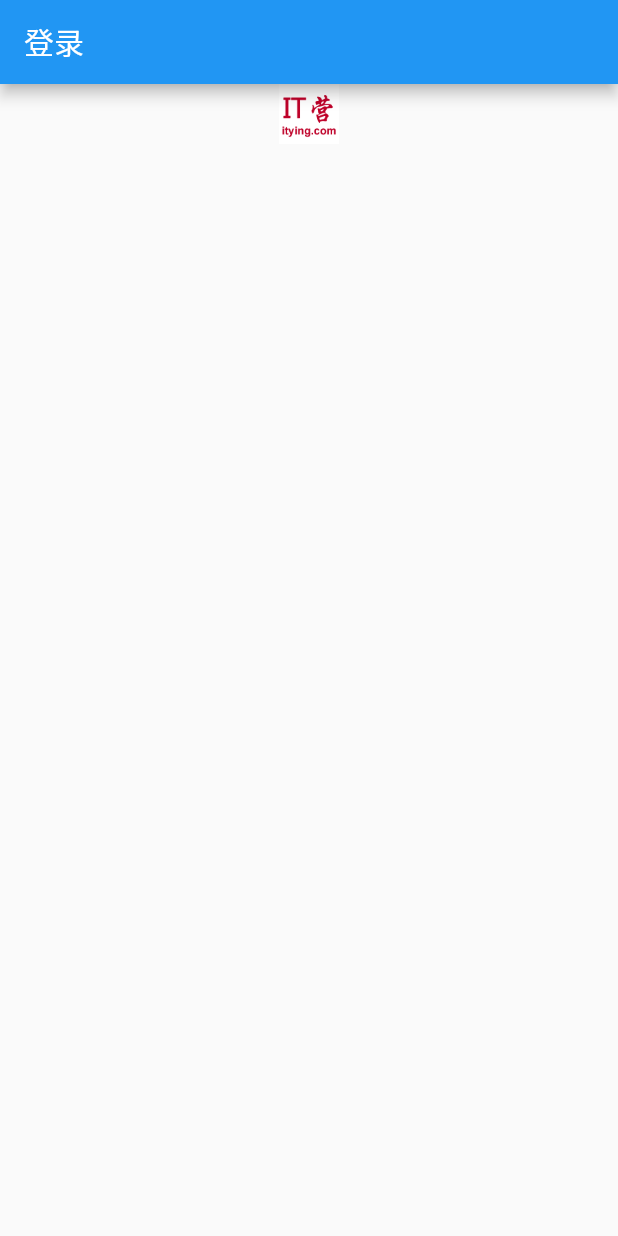
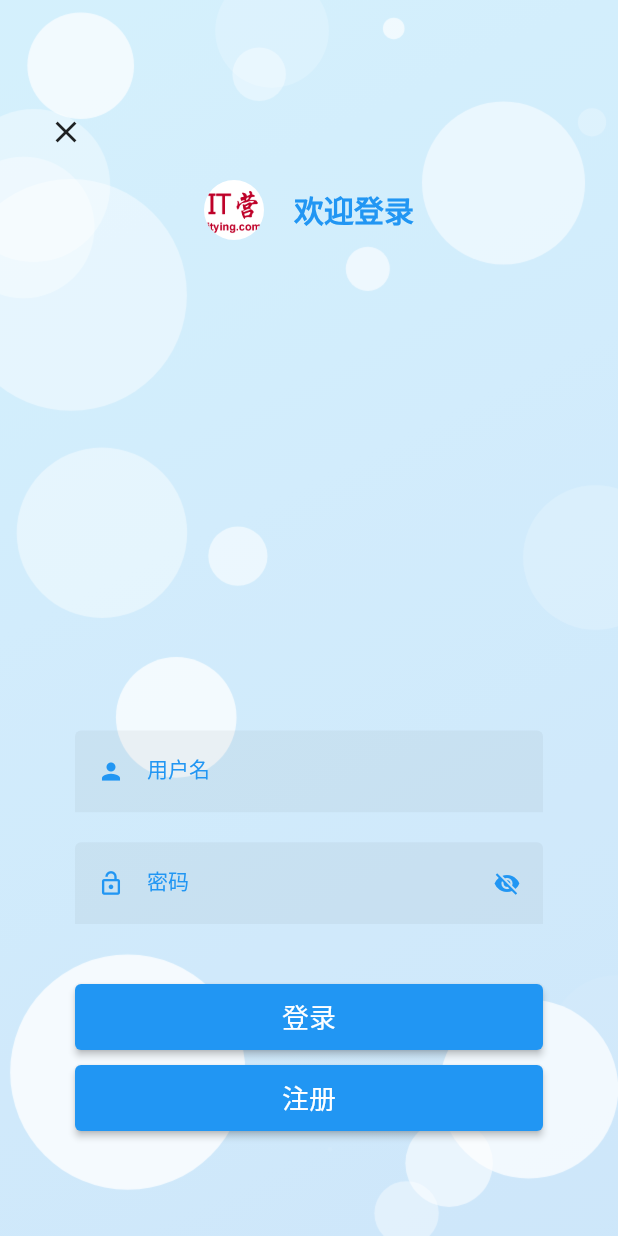
Before and after one commit to c1earlove/flutter_ho, a Flutter app: the LoginPage screen opened directly, on a phone screen of 412 x 824 dp. Run offline on Flutter 3.47's test engine with Material 2 defaults, Android fonts, the phone set to English and light mode, and no system bars; our stand-ins replace permission_handler, shared_preferences, stack_trace, video_player, webview_flutter; accounts and stored records are empty.

Commit message:
登录页面 输入框 背景

```diff
--- /dev/null
+++ b/flutter_ho/lib/src/custom_widget/custom_textfield_widget.dart
@@ -0,0 +1,101 @@
+import 'package:flutter/material.dart';
+
+class CustomTextFieldWidget extends StatelessWidget {
+  /// 占位提示文本
+  final String hintText;
+
+  /// 输入框前置图标
+  final IconData prefixIconData;
+
+  /// 输入框后置图标
+  final IconData suffixIconData;
+
+  /// 是否隐藏文本
+  final bool obscureText;
+
+  /// 输入实时回调
+  final Function(String value) onChanged;
+
+  ///
+  final TextEditingController controller;
+
+  ///
+  final FocusNode focusNode;
+
+  /// 提交
+  final Function(String value) submit;
+
+  /// 右侧小图标点击事件
+  final Function() rightIconTap;
+
+  const CustomTextFieldWidget({
+    Key key,
+    this.hintText,
+    this.prefixIconData,
+    this.suffixIconData,
+    this.obscureText = false,
+    this.onChanged,
+    this.controller,
+    this.focusNode,
+    this.submit,
+    this.rightIconTap,
+  }) : super(key: key);
+
+  @override
+  Widget build(BuildContext context) {
+    //构建输入框
+    return TextField(
+      focusNode: focusNode,
+      controller: controller,
+      //实时输入回调
+      onChanged: onChanged,
+      onSubmitted: submit,
+      //是否隐藏文本
+      obscureText: obscureText,
+      //隐藏文本小圆点的颜色
+      cursorColor: Theme.of(context).accentColor,
+      //文本样式
+      style: TextStyle(
+        color: Theme.of(context).accentColor,
+        fontSize: 14.0,
+      ),
+      //输入框的边框
+      decoration: InputDecoration(
+        //提示文本
+        labelText: hintText,
+        //提示文本的样式
+        labelStyle: TextStyle(color: Theme.of(context).accentColor),
+        //可编辑时的提示文本的颜色
+        focusColor: Theme.of(context).accentColor,
+        //填充
+        filled: true,
+        //可编辑时 无边框样式
+        enabledBorder: UnderlineInputBorder(
+          borderSide: BorderSide.none,
+        ),
+
+        //获取输入焦点时的边框样式
+        focusedBorder: OutlineInputBorder(
+          borderRadius: BorderRadius.circular(10),
+          borderSide: BorderSide(color: Theme.of(context).accentColor),
+        ),
+
+        //文本前置的图标
+        prefixIcon: Icon(
+          prefixIconData,
+          size: 18,
+          color: Theme.of(context).accentColor,
+        ),
+        //文本后置的图标
+        suffixIcon: GestureDetector(
+          onTap: rightIconTap,
+          child: Icon(
+            suffixIconData,
+            size: 18,
+            color: Theme.of(context).accentColor,
+          ),
+        ),
+      ),
+    );
+  }
+}
--- /dev/null
+++ b/flutter_ho/lib/src/pages/bubble/bubble_bean.dart
@@ -0,0 +1,18 @@
+import 'package:flutter/material.dart';
+
+class BubbleBean {
+  /// 位置
+  Offset postion;
+
+  /// 颜色
+  Color color;
+
+  /// 运动速度
+  double speed;
+
+  /// 角度
+  double theta;
+
+  /// 半径
+  double radius;
+}
--- /dev/null
+++ b/flutter_ho/lib/src/pages/bubble/bubble_painter.dart
@@ -0,0 +1,56 @@
+import 'dart:math';
+
+import 'package:flutter/material.dart';
+import 'package:flutter_ho/src/pages/bubble/bubble_bean.dart';
+
+class CustomMyPainter extends CustomPainter {
+  // 创建画笔
+  Paint _paint = Paint();
+  // 保存气泡集合
+  List<BubbleBean> list;
+  // 随机数变量
+  Random random;
+  // 构造函数
+  CustomMyPainter({this.list, this.random});
+  // 计算坐标
+  Offset calculateXY(double speed, double theta) {
+    return Offset(speed * cos(theta), speed * sin(theta));
+  }
+
+  @override
+  void paint(Canvas canvas, Size size) {
+    // 每次绘制都重新计算位置
+    list.forEach(
+      (element) {
+        // 计算偏移量
+        var velocity = calculateXY(element.speed, element.theta);
+        // 新的坐标 微偏移
+        var dx = element.postion.dx + velocity.dx;
+        var dy = element.postion.dy + velocity.dy;
+        // x轴边界计算
+        if (element.postion.dx < 0 || element.postion.dx > size.width) {
+          // 超出边界
+          dx = random.nextDouble() * size.width;
+        }
+        // y轴边界计算
+        if (element.postion.dy < 0 || element.postion.dy > size.height) {
+          dy = random.nextDouble() * size.height;
+        }
+        element.postion = Offset(dx, dy);
+      },
+    );
+    // 循环绘制所有的气泡
+    list.forEach((element) {
+      // 画笔颜色
+      _paint.color = element.color;
+      // 绘制圆
+      canvas.drawCircle(element.postion, element.radius, _paint);
+    });
+  }
+
+  @override
+  bool shouldRepaint(CustomMyPainter oldDelegate) => true;
+
+  // @override
+  // bool shouldRebuildSemantics(CustomMyPainter oldDelegate) => false;
+}
--- /dev/null
+++ b/flutter_ho/lib/src/pages/bubble/bubble_widget.dart
@@ -0,0 +1,77 @@
+import 'dart:math';
+
+import 'package:flutter/material.dart';
+import 'package:flutter_ho/src/pages/bubble/bubble_bean.dart';
+import 'package:flutter_ho/src/pages/bubble/bubble_painter.dart';
+import 'package:flutter_ho/src/utils/color_util.dart';
+
+class BubbleWidget extends StatefulWidget {
+  @override
+  _BubbleWidgetState createState() => _BubbleWidgetState();
+}
+
+class _BubbleWidgetState extends State<BubbleWidget>
+    with SingleTickerProviderStateMixin {
+  List<BubbleBean> _list = [];
+  // 随机数据
+  Random _random = Random(DateTime.now().microsecondsSinceEpoch);
+
+  /// 气泡最大半径
+  double maxRadius = 80;
+
+  /// 气泡最大移动速度
+  double maxSpeed = 1;
+
+  /// 气泡计算使用的最大弧度
+  double maxTheta = 2.0 * pi;
+
+  /// 动画控制器
+  AnimationController _animationController;
+  @override
+  void initState() {
+    super.initState();
+    for (var i = 0; i < 20; i++) {
+      BubbleBean particle = BubbleBean();
+      particle.color = ColorUtils.getRandonWhightColor(_random);
+      particle.postion = Offset(-1, -1);
+      particle.speed = _random.nextDouble() * maxSpeed;
+      particle.theta = _random.nextDouble() * maxTheta;
+      particle.radius = _random.nextDouble() * maxRadius;
+      _list.add(particle);
+    }
+
+    /// 动画控制器
+    _animationController = AnimationController(
+      vsync: this,
+      duration: Duration(milliseconds: 1000),
+    );
+
+    /// 监听
+    _animationController.addListener(() {
+      setState(() {});
+    });
+    Future.delayed(Duration(milliseconds: 200), () {
+      _animationController.repeat();
+    });
+  }
+
+  @override
+  void dispose() {
+    _animationController.dispose();
+    super.dispose();
+  }
+
+  @override
+  Widget build(BuildContext context) {
+    return CustomPaint(
+      painter: CustomMyPainter(
+        list: _list,
+        random: _random,
+      ),
+      child: Container(
+        width: MediaQuery.of(context).size.width,
+        height: MediaQuery.of(context).size.height,
+      ),
+    );
+  }
+}
--- a/flutter_ho/lib/src/pages/login/login_page.dart
+++ b/flutter_ho/lib/src/pages/login/login_page.dart
@@ -1,5 +1,10 @@
+import 'dart:ui';
+
 import 'package:flutter/material.dart';
+import 'package:flutter_ho/src/custom_widget/custom_textfield_widget.dart';
+import 'package:flutter_ho/src/pages/bubble/bubble_widget.dart';
 import 'package:flutter_ho/src/utils/constant_string.dart';
+import 'package:flutter_ho/src/utils/log_util.dart';
 
 class LoginPage extends StatefulWidget {
   LoginPage({Key key}) : super(key: key);
@@ -9,29 +14,192 @@ class LoginPage extends StatefulWidget {
 }
 
 class _LoginPageState extends State<LoginPage> {
+  FocusNode _userNameNode = FocusNode();
+  FocusNode _passwordNode = FocusNode();
+  TextEditingController _userNameEditController = TextEditingController();
+  TextEditingController _passwordEditController = TextEditingController();
+  // 密码是否显示
+  bool _isPasswordShow = true;
+
   @override
   Widget build(BuildContext context) {
     return Scaffold(
-      appBar: AppBar(
-        title: Text("登录"),
-      ),
       body: Container(
         width: double.infinity,
         height: double.infinity,
+        child: Stack(
+          children: [
+            // 第一层 背景
+            buildBackground(),
+            // 第二层 气泡
+            Positioned.fill(
+              child: BubbleWidget(),
+            ),
+            // 第三层 高斯模糊
+            Positioned.fill(
+              child: BackdropFilter(
+                filter: ImageFilter.blur(sigmaX: 0.3, sigmaY: 0.3),
+                child: Container(
+                  color: Colors.white.withOpacity(0.3),
+                ),
+              ),
+            ),
+            // 第四层 logo动画
+            buildHeroAnimation(),
+            // 第五层 输入框
+            Positioned(
+              left: 50,
+              right: 50,
+              bottom: 70,
               child: Column(
+                children: [
+                  // 用户名输入框
+                  buildUserNameTF(),
+                  SizedBox(
+                    height: 20,
+                  ),
+
+                  // 密码输入框
+                  buildPasswordTF(),
+                  SizedBox(height: 40),
+                  // 登录按钮
+                  Container(
+                    width: double.infinity,
+                    height: 44,
+                    child: ElevatedButton(
+                      child: Text(
+                        "登录",
+                        style: TextStyle(
+                          color: Colors.white,
+                          fontSize: 18,
+                        ),
+                      ),
+                      onPressed: () {},
+                    ),
+                  ),
+                  SizedBox(
+                    height: 10,
+                  ),
+                  // 注册按钮
+                  Container(
+                    width: double.infinity,
+                    height: 44,
+                    child: ElevatedButton(
+                      child: Text(
+                        "注册",
+                        style: TextStyle(
+                          color: Colors.white,
+                          fontSize: 18,
+                        ),
+                      ),
+                      onPressed: () {},
+                    ),
+                  ),
+                ],
+              ),
+            ),
+            // 第六层  关闭按钮
+            buildCloseWidget(context)
+          ],
+        ),
+      ),
+    );
+  }
+
+  CustomTextFieldWidget buildPasswordTF() {
+    return CustomTextFieldWidget(
+      hintText: "密码",
+      submit: (value) {},
+      focusNode: _passwordNode,
+      prefixIconData: Icons.lock_open_outlined,
+      suffixIconData: _isPasswordShow ? Icons.visibility_off : Icons.visibility,
+      obscureText: _isPasswordShow,
+      controller: _passwordEditController,
+      rightIconTap: () {
+        setState(() {
+          _isPasswordShow = !_isPasswordShow;
+        });
+      },
+    );
+  }
+
+  CustomTextFieldWidget buildUserNameTF() {
+    return CustomTextFieldWidget(
+      hintText: "用户名",
+      focusNode: _userNameNode,
+      prefixIconData: Icons.person,
+      controller: _userNameEditController,
+      submit: (value) {
+        kLog("输入完成 -- $value");
+      },
+      onChanged: (value) {
+        kLog("正在输入 == $value");
+      },
+    );
+  }
+
+  /// 第六层  关闭按钮
+  Positioned buildCloseWidget(BuildContext context) {
+    return Positioned(
+      child: CloseButton(
+        onPressed: () {
+          Navigator.of(context).pop();
+        },
+      ),
+      top: 64,
+      left: 20,
+    );
+  }
+
+  Positioned buildHeroAnimation() {
+    return Positioned(
+      top: 120,
+      left: 0,
+      right: 0,
+      child: Row(
+        mainAxisAlignment: MainAxisAlignment.center,
         children: [
           Hero(
             tag: kHeroLoginPageTag,
             child: Material(
               color: Colors.transparent,
+              child: ClipOval(
                 child: Image.asset(
                   "assets/images/login.png",
                   width: 40,
                   height: 40,
                 ),
               ),
-            )
+            ),
+          ),
+          SizedBox(
+            width: 20,
+          ),
+          Text(
+            "欢迎登录",
+            style: TextStyle(
+              color: Colors.blue,
+              fontSize: 20,
+              fontWeight: FontWeight.bold,
+            ),
+          ),
         ],
+      ),
+    );
+  }
+
+  Positioned buildBackground() {
+    return Positioned.fill(
+      child: Container(
+        decoration: BoxDecoration(
+          gradient: LinearGradient(
+            colors: [
+              Colors.lightBlueAccent.withOpacity(0.3),
+              Colors.blue.withOpacity(0.3),
+            ],
+            begin: Alignment.topLeft,
+            end: Alignment.bottomRight,
+          ),
         ),
       ),
     );
--- a/flutter_ho/lib/src/pages/login/mine_no_login_page.dart
+++ b/flutter_ho/lib/src/pages/login/mine_no_login_page.dart
@@ -86,7 +86,7 @@ class _MineNoLoginPageState extends State<MineNoLoginPage> {
         ),
       ),
       child: Text(
-        "登录",
+        "去登录",
         style: TextStyle(
           color: Colors.white,
           fontWeight: FontWeight.bold,
--- /dev/null
+++ b/flutter_ho/lib/src/utils/color_util.dart
@@ -0,0 +1,28 @@
+import 'dart:math';
+
+import 'package:flutter/cupertino.dart';
+import 'package:flutter/material.dart';
+
+class ColorUtils {
+  ///获取随机颜色
+  static Color getRandomColor() {
+    return Color.fromARGB(
+      255,
+      Random.secure().nextInt(200),
+      Random.secure().nextInt(200),
+      Random.secure().nextInt(200),
+    );
+  }
+
+  ///十六进制记法  #FF000000  取值范围为：00 - FF。
+  ///RGB色彩是通过对红(R)、绿(G)、蓝(B)
+  ///   三个颜色通道的变化和它们相互之间的叠加来得到各式各样的颜色的。
+  ///RGBA此色彩模式与RGB相同，只是在RGB模式上新增了Alpha透明度。
+  ///获取随机透明的白色
+  static Color getRandonWhightColor(Random random) {
+    //0~255 0为完全透明 255 为不透明
+    //这里生成的透明度取值范围为 10~200
+    int a = random.nextInt(190) + 10;
+    return Color.fromARGB(a, 255, 255, 255);
+  }
+}
--- a/flutter_ho/lib/src/utils/constant_string.dart
+++ b/flutter_ho/lib/src/utils/constant_string.dart
@@ -2,6 +2,8 @@
 final String kIsProtocolArgement = "isProtocolArgement";
 final String kIsFirstStartApp = "kIsFirstStartApp";
 
-// Hero动画标识
+/// Hero动画标识
 final String kHeroWelecomVideoPageTag = "kHeroWelecomVideoPageTag";
+
+/// 登陆logohero动画标识
 final String kHeroLoginPageTag = "kHeroLoginPageTag";
```
Also changed, not shown: 1 other file. Lines whose indentation alone changed are shown as unchanged.
